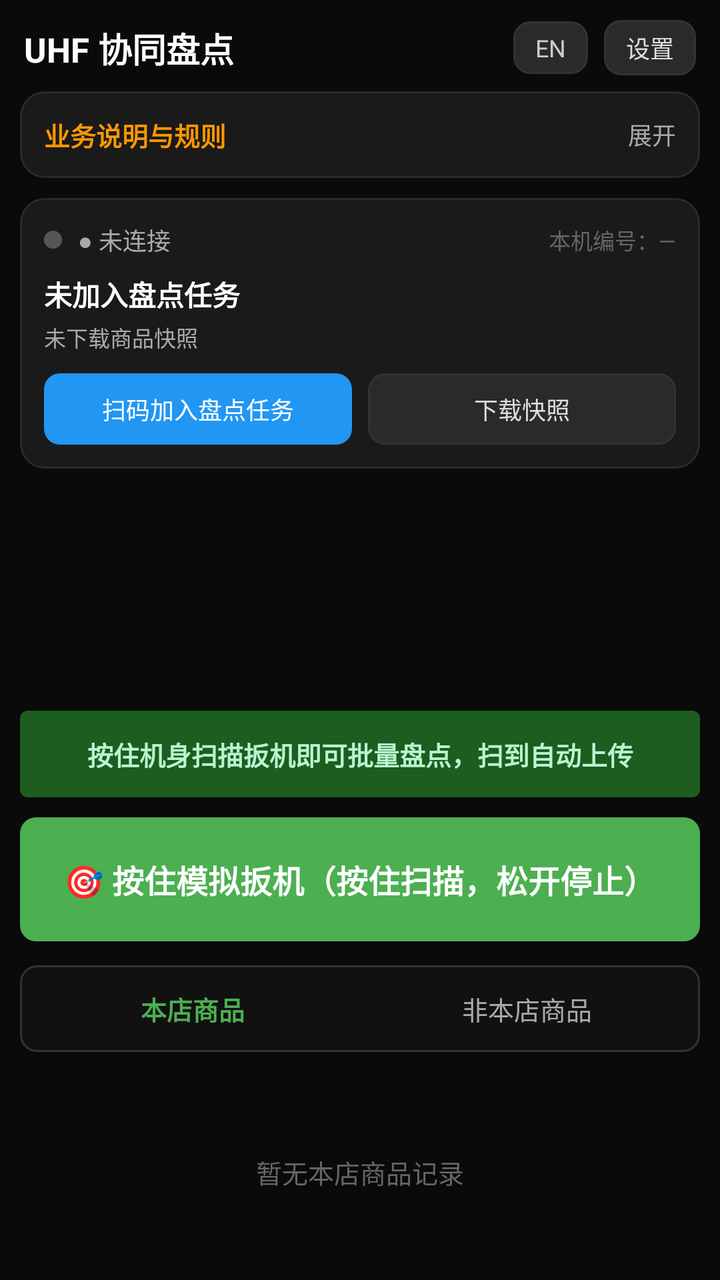
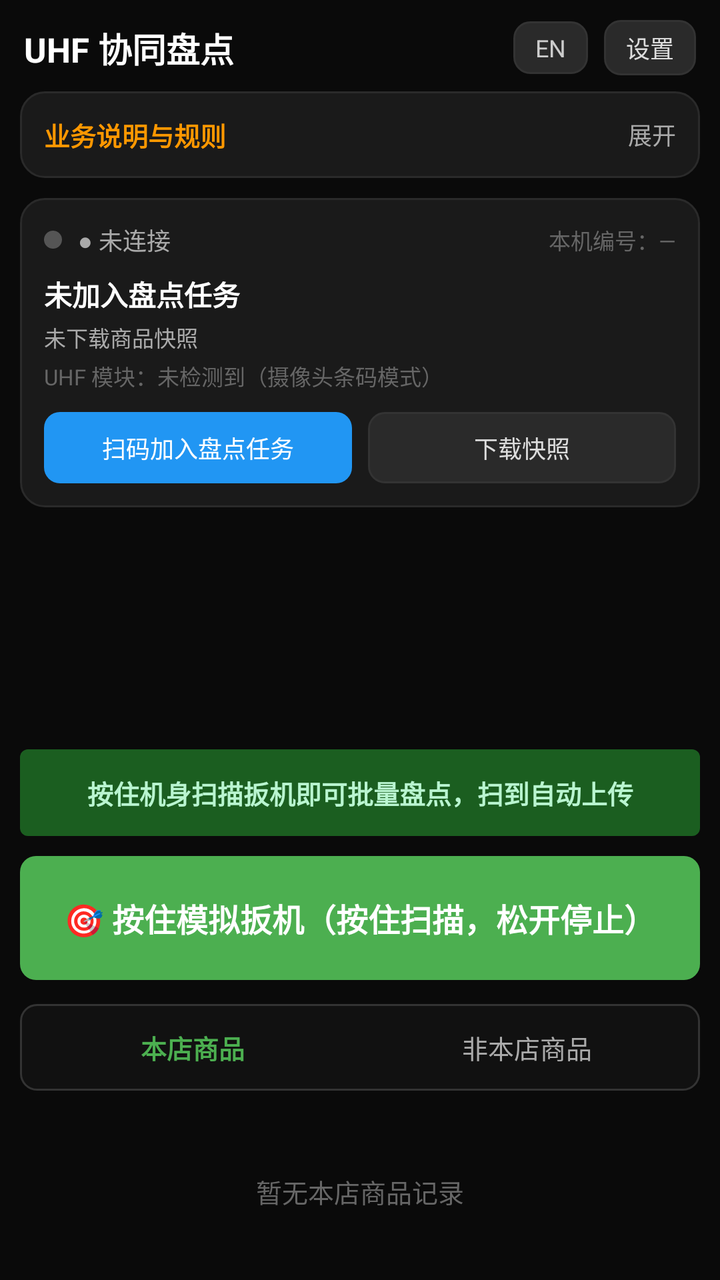

Screens rendered from an Android XML layout before and after an edit, with the pre-edit source and the edit as a unified diff.
<!-- AndroidManifest.xml: application theme Theme.Rfid -->
<!-- res/layout/activity_main.xml -->
<?xml version="1.0" encoding="utf-8"?>
<LinearLayout xmlns:android="http://schemas.android.com/apk/res/android"
    android:layout_width="match_parent"
    android:layout_height="match_parent"
    android:orientation="vertical"
    android:background="@color/bg"
    android:fitsSystemWindows="true">

    
    <LinearLayout
        android:layout_width="match_parent"
        android:layout_height="wrap_content"
        android:orientation="horizontal"
        android:gravity="center_vertical"
        android:paddingHorizontal="12dp"
        android:paddingTop="10dp"
        android:paddingBottom="8dp">

        <TextView
            android:id="@+id/tvTitle"
            android:layout_width="0dp"
            android:layout_height="wrap_content"
            android:layout_weight="1"
            android:text="@string/app_title"
            android:textColor="@color/text_primary"
            android:textSize="17sp"
            android:textStyle="bold" />

        <TextView
            android:id="@+id/btnLang"
            android:layout_width="wrap_content"
            android:layout_height="wrap_content"
            android:background="@drawable/bg_btn_dark"
            android:paddingHorizontal="11dp"
            android:paddingVertical="5dp"
            android:text="@string/lang_switch"
            android:textColor="#CCCCCC"
            android:textSize="12sp" />

        <TextView
            android:id="@+id/btnSettings"
            android:layout_width="wrap_content"
            android:layout_height="wrap_content"
            android:layout_marginStart="8dp"
            android:background="@drawable/bg_btn_dark"
            android:paddingHorizontal="11dp"
            android:paddingVertical="5dp"
            android:text="@string/btn_settings"
            android:textColor="#DDDDDD"
            android:textSize="12sp" />
    </LinearLayout>

    <LinearLayout
        android:layout_width="match_parent"
        android:layout_height="wrap_content"
        android:orientation="vertical">

        <LinearLayout
            android:layout_width="match_parent"
            android:layout_height="wrap_content"
            android:orientation="vertical"
            android:paddingHorizontal="10dp">

            
            <LinearLayout
                android:id="@+id/rulesCard"
                android:layout_width="match_parent"
                android:layout_height="wrap_content"
                android:orientation="vertical"
                android:background="@drawable/bg_card"
                android:padding="12dp">

                <LinearLayout
                    android:id="@+id/rulesHead"
                    android:layout_width="match_parent"
                    android:layout_height="wrap_content"
                    android:orientation="horizontal"
                    android:gravity="center_vertical">

                    <TextView
                        android:layout_width="0dp"
                        android:layout_height="wrap_content"
                        android:layout_weight="1"
                        android:text="@string/rules_title"
                        android:textColor="@color/orange"
                        android:textSize="13sp"
                        android:textStyle="bold" />

                    <TextView
                        android:id="@+id/tvRulesToggle"
                        android:layout_width="wrap_content"
                        android:layout_height="wrap_content"
                        android:text="@string/rules_expand"
                        android:textColor="@color/text_secondary"
                        android:textSize="12sp" />
                </LinearLayout>

                <TextView
                    android:id="@+id/tvRulesBody"
                    android:layout_width="match_parent"
                    android:layout_height="wrap_content"
                    android:layout_marginTop="8dp"
                    android:lineSpacingMultiplier="1.35"
                    android:text="@string/rules_body"
                    android:textColor="#B0B0B0"
                    android:textSize="11sp"
                    android:visibility="gone" />
            </LinearLayout>

            
            <LinearLayout
                android:layout_width="match_parent"
                android:layout_height="wrap_content"
                android:orientation="vertical"
                android:background="@drawable/bg_card"
                android:layout_marginTop="10dp"
                android:padding="12dp">

                <LinearLayout
                    android:layout_width="match_parent"
                    android:layout_height="wrap_content"
                    android:orientation="horizontal"
                    android:gravity="center_vertical">

                    <View
                        android:id="@+id/dotNet"
                        android:layout_width="9dp"
                        android:layout_height="9dp"
                        android:background="@drawable/dot_gray" />

                    <TextView
                        android:id="@+id/tvNet"
                        android:layout_width="0dp"
                        android:layout_height="wrap_content"
                        android:layout_weight="1"
                        android:layout_marginStart="8dp"
                        android:text="@string/net_offline"
                        android:textColor="@color/text_secondary"
                        android:textSize="12sp" />

                    <TextView
                        android:id="@+id/tvDeviceNo"
                        android:layout_width="wrap_content"
                        android:layout_height="wrap_content"
                        android:text="@string/device_none"
                        android:textColor="@color/text_hint"
                        android:textSize="11sp" />
                </LinearLayout>

                <TextView
                    android:id="@+id/tvTask"
                    android:layout_width="wrap_content"
                    android:layout_height="wrap_content"
                    android:layout_marginTop="8dp"
                    android:text="@string/task_none"
                    android:textColor="@color/text_primary"
                    android:textSize="14sp"
                    android:textStyle="bold" />

                <TextView
                    android:id="@+id/tvSnapshot"
                    android:layout_width="wrap_content"
                    android:layout_height="wrap_content"
                    android:layout_marginTop="3dp"
                    android:text="@string/snapshot_none"
                    android:textColor="@color/text_secondary"
                    android:textSize="11sp" />

                <LinearLayout
                    android:layout_width="match_parent"
                    android:layout_height="wrap_content"
                    android:orientation="horizontal"
                    android:layout_marginTop="10dp">

                    <TextView
                        android:id="@+id/btnJoin"
                        android:layout_width="0dp"
                        android:layout_height="wrap_content"
                        android:layout_weight="1"
                        android:background="@drawable/bg_btn_blue"
                        android:gravity="center"
                        android:paddingVertical="9dp"
                        android:text="@string/btn_scan_join"
                        android:textColor="#FFFFFF"
                        android:textSize="12sp" />

                    <TextView
                        android:id="@+id/btnDownload"
                        android:layout_width="0dp"
                        android:layout_height="wrap_content"
                        android:layout_weight="1"
                        android:layout_marginStart="8dp"
                        android:background="@drawable/bg_btn_dark"
                        android:gravity="center"
                        android:paddingVertical="9dp"
                        android:text="@string/btn_download"
                        android:textColor="#DDDDDD"
                        android:textSize="12sp" />
                </LinearLayout>
            </LinearLayout>

            
            <TextView
                android:id="@+id/tvHvAlert"
                android:layout_width="match_parent"
                android:layout_height="wrap_content"
                android:layout_marginTop="10dp"
                android:background="@drawable/badge_orange"
                android:gravity="center"
                android:paddingVertical="9dp"
                android:textColor="#FFE0B2"
                android:textSize="12sp"
                android:textStyle="bold"
                android:visibility="gone" />

            
            <LinearLayout
                android:layout_width="match_parent"
                android:layout_height="wrap_content"
                android:orientation="horizontal"
                android:layout_marginTop="10dp"
                android:weightSum="4">

                <LinearLayout style="@style/HomeStat">
                    <TextView android:id="@+id/statSelf" style="@style/HomeStatNum" android:textColor="@color/green" />
                    <TextView style="@style/HomeStatLabel" android:text="@string/stat_self" />
                </LinearLayout>
                <LinearLayout style="@style/HomeStat">
                    <TextView android:id="@+id/statAbnormal" style="@style/HomeStatNum" android:textColor="@color/red" />
                    <TextView style="@style/HomeStatLabel" android:text="@string/stat_abnormal" />
                </LinearLayout>
                <LinearLayout style="@style/HomeStat">
                    <TextView android:id="@+id/statGlobal" style="@style/HomeStatNum" android:textColor="@color/blue" />
                    <TextView style="@style/HomeStatLabel" android:text="@string/stat_global" />
                </LinearLayout>
                <LinearLayout style="@style/HomeStat">
                    <TextView android:id="@+id/statBook" style="@style/HomeStatNum" android:textColor="@color/text_primary" />
                    <TextView style="@style/HomeStatLabel" android:text="@string/stat_book" />
                </LinearLayout>
            </LinearLayout>

            
            <TextView
                android:id="@+id/tvTriggerHint"
                android:layout_width="match_parent"
                android:layout_height="wrap_content"
                android:layout_marginTop="10dp"
                android:background="@drawable/badge_green"
                android:gravity="center"
                android:paddingVertical="12dp"
                android:text="@string/trigger_hint"
                android:textColor="#B9F5D0"
                android:textSize="13sp"
                android:textStyle="bold" />

            
            <TextView
                android:id="@+id/btnTrigger"
                android:layout_width="match_parent"
                android:layout_height="62dp"
                android:layout_marginTop="10dp"
                android:background="@drawable/bg_btn_green"
                android:gravity="center"
                android:text="@string/trigger_btn"
                android:textColor="#FFFFFF"
                android:textSize="16sp"
                android:textStyle="bold" />

            
            <LinearLayout
                android:layout_width="match_parent"
                android:layout_height="wrap_content"
                android:orientation="horizontal"
                android:layout_marginTop="12dp"
                android:background="@drawable/bg_input"
                android:padding="3dp">

                <TextView
                    android:id="@+id/tabStore"
                    android:layout_width="0dp"
                    android:layout_height="wrap_content"
                    android:layout_weight="1"
                    android:gravity="center"
                    android:paddingVertical="9dp"
                    android:text="@string/tab_store"
                    android:textColor="@color/green"
                    android:textSize="13sp"
                    android:textStyle="bold" />

                <TextView
                    android:id="@+id/tabAbnormal"
                    android:layout_width="0dp"
                    android:layout_height="wrap_content"
                    android:layout_weight="1"
                    android:gravity="center"
                    android:paddingVertical="9dp"
                    android:text="@string/tab_abnormal"
                    android:textColor="@color/text_secondary"
                    android:textSize="13sp" />
            </LinearLayout>
        </LinearLayout>
    </LinearLayout>

    
    <FrameLayout
        android:layout_width="match_parent"
        android:layout_height="0dp"
        android:layout_weight="1"
        android:layout_marginTop="6dp">

        <androidx.recyclerview.widget.RecyclerView
            android:id="@+id/rvScan"
            android:layout_width="match_parent"
            android:layout_height="match_parent"
            android:clipToPadding="false"
            android:paddingHorizontal="10dp"
            android:paddingBottom="10dp"
            android:scrollbars="vertical" />

        <TextView
            android:id="@+id/tvEmpty"
            android:layout_width="wrap_content"
            android:layout_height="wrap_content"
            android:layout_gravity="center"
            android:text="@string/empty_store"
            android:textColor="@color/text_hint"
            android:textSize="13sp" />
    </FrameLayout>
</LinearLayout>
<!-- resources referenced by this layout -->
<resources>
  <color name="bg">#0A0A0A</color>
  <color name="blue">#2196F3</color>
  <color name="green">#4CAF50</color>
  <color name="orange">#FF9800</color>
  <color name="red">#E53935</color>
  <color name="text_hint">#666666</color>
  <color name="text_primary">#FFFFFF</color>
  <color name="text_secondary">#AAAAAA</color>
  <!-- drawable badge_green (drawable) -->
  <?xml version="1.0" encoding="utf-8"?>
  <shape xmlns:android="http://schemas.android.com/apk/res/android" android:shape="rectangle">
      <solid android:color="#1B5E20" />
      <corners android:radius="4dp" />
  </shape>
  <!-- drawable badge_orange (drawable) -->
  <?xml version="1.0" encoding="utf-8"?>
  <shape xmlns:android="http://schemas.android.com/apk/res/android" android:shape="rectangle">
      <solid android:color="#7A4F01" />
      <corners android:radius="4dp" />
  </shape>
  <!-- drawable bg_btn_blue (drawable) -->
  <?xml version="1.0" encoding="utf-8"?>
  <shape xmlns:android="http://schemas.android.com/apk/res/android" android:shape="rectangle">
      <solid android:color="@color/blue" />
      <corners android:radius="8dp" />
  </shape>
  <!-- drawable bg_btn_green (drawable) -->
  <?xml version="1.0" encoding="utf-8"?>
  <shape xmlns:android="http://schemas.android.com/apk/res/android" android:shape="rectangle">
      <solid android:color="@color/green" />
      <corners android:radius="8dp" />
  </shape>
  <!-- drawable dot_gray (drawable) -->
  <?xml version="1.0" encoding="utf-8"?>
  <shape xmlns:android="http://schemas.android.com/apk/res/android" android:shape="oval">
      <solid android:color="#555555" />
      <size android:width="10dp" android:height="10dp" />
  </shape>
  <string name="app_title">UHF 协同盘点</string>
  <string name="btn_download">下载快照</string>
  <string name="btn_scan_join">扫码加入盘点任务</string>
  <string name="btn_settings">设置</string>
  <string name="device_none">本机编号：—</string>
  <string name="empty_store">暂无本店商品记录</string>
  <string name="lang_switch">EN</string>
  <string name="net_offline">● 未连接</string>
  <string name="rules_body">一、任务与设备\n1. 盘点任务由主管在系统里开启，设备扫码加入任务并下载商品快照后才能扫描。\n2. 盘点期间，本店销售暂停，商品不能买卖、不能出入库。\n3. 加入任务后直接按住机身扫描扳机即可批量盘点；没有 UHF 模块的手机点屏幕提示条打开摄像头扫条码，条码即 EPC。扫到的数据自动上传，无需手动开始或结束。\n4. 主管结束任务后设备自动停止扫描和上传；任务开始时系统给每台设备编临时号（如1号、2号），任务结束释放。\n\n二、多台设备协同\n5. 手持机按设定间隔自动获取“其他设备已扫到的商品”并更新屏幕。\n6. 每次只取新增的，不重复取，省流量。\n7. 只有一台设备时不取别人数据，高价值提醒只按本机算。\n8. 多台设备时合成一张完整盘点表。\n9. 断网不影响使用，网络恢复后自动补齐。\n10. 网络正常看到全局；断网只显示本机，提醒按本机算。\n11-13. 断网数据先存本机，恢复后自动补传；非本店商品照样标红。\n\n三、商品核对\n14. 开始前下载本店全部商品清单到本地，扫描时立刻比对。\n15. 扫到非本店商品标红，挑出单独存放，结束后统一处理。\n16. 高价值商品没扫到会一直置顶提醒，重点寻找。\n\n四、数据与结果\n17. 能传就传，传不了先存，恢复后自动补传。\n18. 同一件商品重复扫只记一次。\n19. 排序：异常 &gt; 未扫高价值 &gt; 已扫高价值 &gt; 普通 &gt; 其他设备扫的。\n20. 手持机只负责扫描、核对、上传，差异结果由后台计算。\n21. 全部设备合并去重，主管核对确认后才解除销售暂停。</string>
  <string name="rules_expand">展开</string>
  <string name="rules_title">业务说明与规则</string>
  <string name="snapshot_none">未下载商品快照</string>
  <string name="stat_abnormal">非本店</string>
  <string name="stat_book">账面</string>
  <string name="stat_global">全局已扫</string>
  <string name="stat_self">本机已扫</string>
  <string name="tab_abnormal">非本店商品</string>
  <string name="tab_store">本店商品</string>
  <string name="task_none">未加入盘点任务</string>
  <string name="trigger_btn">🎯 按住模拟扳机（按住扫描，松开停止）</string>
  <string name="trigger_hint">按住机身扫描扳机即可批量盘点，扫到自动上传</string>
  <style name="HomeStatLabel">
          <item name="android:layout_width">wrap_content</item>
          <item name="android:layout_height">wrap_content</item>
          <item name="android:textColor">@color/text_secondary</item>
          <item name="android:textSize">10sp</item>
      </style>
  <color name="input_stroke">#333333</color>
  <color name="card">#1A1A1A</color>
  <color name="stroke">#2A2A2A</color>
  <color name="input_bg">#111111</color>
  <color name="green_dark">#2E7D32</color>
  <!-- unchanged entries left out for length: 8 -->
</resources>

<!-- the commit's change to res/layout/activity_main.xml (unified diff, before → after) -->
@@ -166,6 +166,15 @@
                     android:textColor="@color/text_secondary"
                     android:textSize="11sp" />
 
+                <TextView
+                    android:id="@+id/tvUhf"
+                    android:layout_width="wrap_content"
+                    android:layout_height="wrap_content"
+                    android:layout_marginTop="3dp"
+                    android:text="@string/uhf_none"
+                    android:textColor="@color/text_hint"
+                    android:textSize="11sp" />
+
                 <LinearLayout
                     android:layout_width="match_parent"
                     android:layout_height="wrap_content"
<!-- resource entries referenced after the edit -->
@@ -59,6 +59,7 @@
   <string name="task_none">未加入盘点任务</string>
   <string name="trigger_btn">🎯 按住模拟扳机（按住扫描，松开停止）</string>
   <string name="trigger_hint">按住机身扫描扳机即可批量盘点，扫到自动上传</string>
+  <string name="uhf_none">UHF 模块：未检测到（摄像头条码模式）</string>
   <style name="HomeStatLabel">
           <item name="android:layout_width">wrap_content</item>
           <item name="android:layout_height">wrap_content</item>
